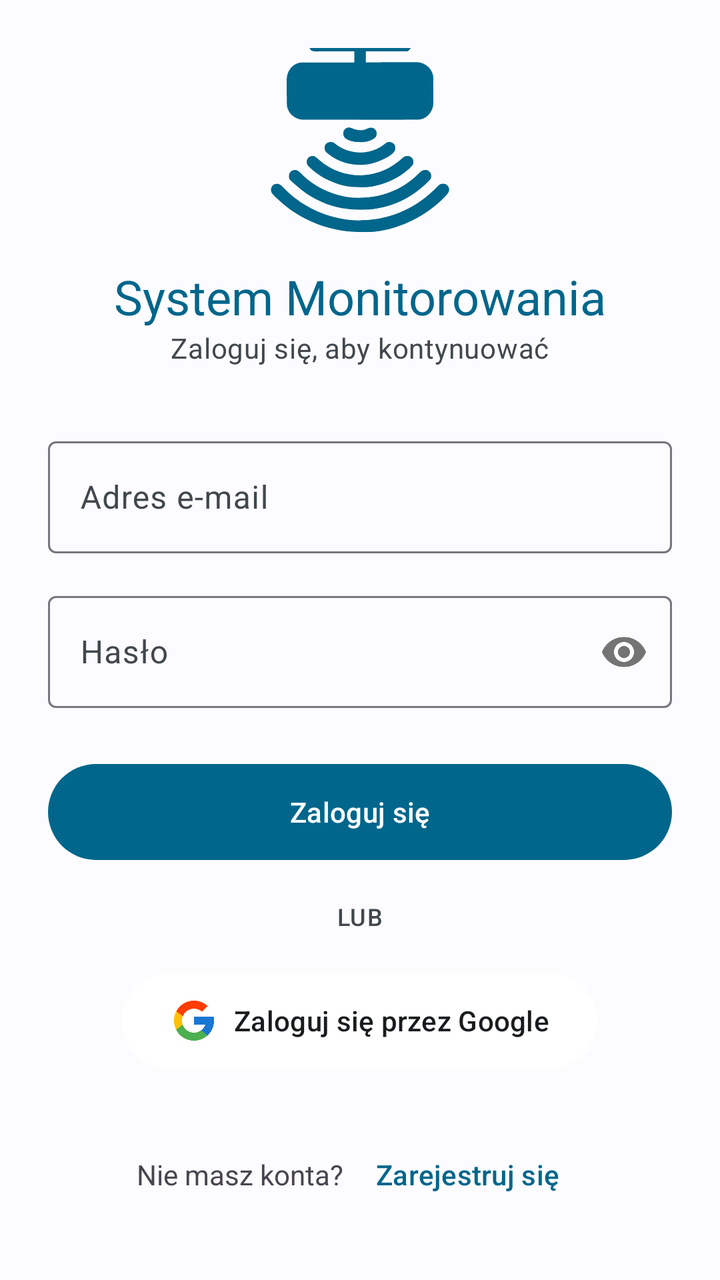
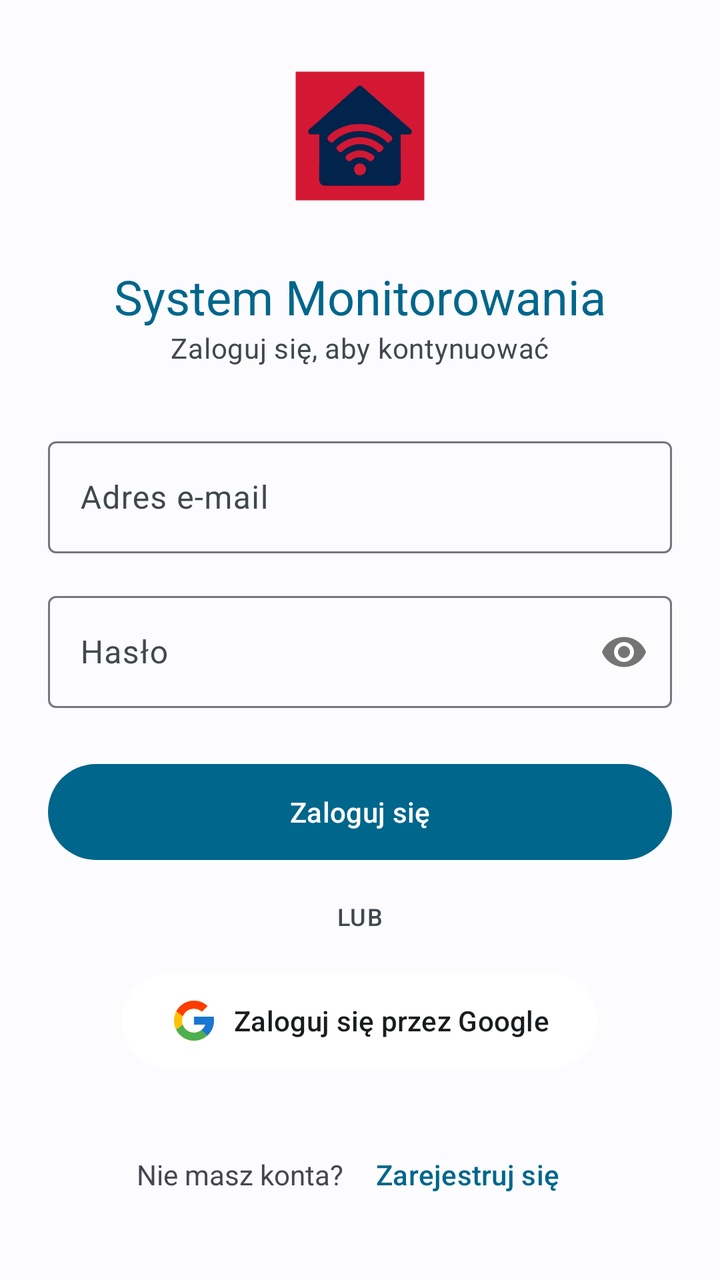

The first picture is an Android layout as it rendered before a commit; the second is the same layout after the commit. The layout source and the unified diff follow.
<!-- AndroidManifest.xml: application theme Theme.Bazunia -->
<!-- res/layout/activity_login.xml -->
<?xml version="1.0" encoding="utf-8"?>
<LinearLayout xmlns:android="http://schemas.android.com/apk/res/android"
    xmlns:app="http://schemas.android.com/apk/res-auto"
    xmlns:tools="http://schemas.android.com/tools"
    android:layout_width="match_parent"
    android:layout_height="match_parent"
    android:gravity="center"
    android:orientation="vertical"
    android:padding="24dp"
    tools:context=".ui.LoginActivity">

    <LinearLayout
        android:id="@+id/logoSection"
        android:layout_width="wrap_content"
        android:layout_height="wrap_content"
        android:gravity="center"
        android:orientation="vertical">
        <ImageView
            android:id="@+id/logoImageView"
            android:layout_width="96dp"
            android:layout_height="96dp"
            android:src="@drawable/ic_sensor"
            app:tint="?attr/colorPrimary"
            android:contentDescription="@string/app_logo_description" />
        <TextView
            android:id="@+id/titleTextView"
            android:layout_width="wrap_content"
            android:layout_height="wrap_content"
            android:layout_marginTop="16dp"
            android:text="@string/monitoring_system_title"
            android:textAppearance="@style/TextAppearance.Material3.HeadlineSmall"
            android:textColor="?attr/colorPrimary" />
        <TextView
            android:id="@+id/subtitleTextView"
            android:layout_width="wrap_content"
            android:layout_height="wrap_content"
            android:layout_marginBottom="32dp"
            android:text="@string/login_to_continue"
            android:textAppearance="@style/TextAppearance.Material3.BodyMedium"
            android:textColor="?attr/colorOnSurfaceVariant" />
    </LinearLayout>

    <LinearLayout
        android:id="@+id/emailLoginSection"
        android:layout_width="match_parent"
        android:layout_height="wrap_content"
        android:orientation="vertical">

        <com.google.android.material.textfield.TextInputLayout
            android:id="@+id/textInputLayoutEmail"
            android:layout_width="match_parent"
            android:layout_height="wrap_content"
            style="@style/Widget.Material3.TextInputLayout.OutlinedBox"
            android:layout_marginBottom="16dp"
            android:hint="@string/login_email_hint">
            <com.google.android.material.textfield.TextInputEditText
                android:id="@+id/editTextEmail"
                android:layout_width="match_parent"
                android:layout_height="wrap_content"
                android:minHeight="?attr/appButtonHeight"
                android:inputType="textEmailAddress" />
        </com.google.android.material.textfield.TextInputLayout>

        <com.google.android.material.textfield.TextInputLayout
            android:id="@+id/textInputLayoutPassword"
            android:layout_width="match_parent"
            android:layout_height="wrap_content"
            style="@style/Widget.Material3.TextInputLayout.OutlinedBox"
            android:layout_marginBottom="24dp"
            app:passwordToggleEnabled="true"
            android:hint="@string/login_password_hint">
            <com.google.android.material.textfield.TextInputEditText
                android:id="@+id/editTextPassword"
                android:layout_width="match_parent"
                android:layout_height="wrap_content"
                android:minHeight="?attr/appButtonHeight"
                android:inputType="textPassword" />
        </com.google.android.material.textfield.TextInputLayout>

        <com.google.android.material.button.MaterialButton
            android:id="@+id/btnLogin"
            android:layout_width="match_parent"
            android:layout_height="wrap_content"
            android:minHeight="?attr/appButtonHeight"
            android:paddingTop="12dp"
            android:paddingBottom="12dp"
            android:text="@string/login_button_text"
            style="@style/Widget.Material3.Button" />

        <TextView
            android:layout_width="wrap_content"
            android:layout_height="wrap_content"
            android:layout_gravity="center"
            android:layout_marginTop="16dp"
            android:layout_marginBottom="16dp"
            android:text="@string/lub"
            android:textAppearance="@style/TextAppearance.Material3.LabelMedium"
            android:textColor="?attr/colorOnSurfaceVariant" />

    </LinearLayout>

    <com.google.android.material.button.MaterialButton
        android:id="@+id/btnGoogleSignIn"
        android:layout_width="wrap_content"
        android:layout_height="wrap_content"
        android:minHeight="?attr/appButtonHeight"
        android:layout_gravity="center"
        android:text="@string/sign_in_with_google"
        android:paddingStart="24dp"
        android:paddingEnd="24dp"
        android:textAllCaps="false"
        android:textColor="?attr/colorOnSurface"
        app:backgroundTint="@color/white"
        app:icon="@drawable/ic_google"
        app:iconSize="?attr/appIconSize"
        app:iconGravity="textStart"
        app:iconTint="@null" />

    <LinearLayout
        android:id="@+id/registerLinkSection"
        android:layout_width="wrap_content"
        android:layout_height="wrap_content"
        android:orientation="horizontal"
        android:layout_marginTop="24dp"
        android:gravity="center">
        <TextView
            android:layout_width="wrap_content"
            android:layout_height="wrap_content"
            android:text="@string/login_no_account"
            android:layout_marginEnd="4dp"/>
        <com.google.android.material.button.MaterialButton
            android:id="@+id/btnRegisterLink"
            android:layout_width="wrap_content"
            android:layout_height="wrap_content"
            android:minHeight="?attr/appButtonHeight"
            android:text="@string/login_register_button_text"
            style="@style/Widget.Material3.Button.TextButton" />
    </LinearLayout>

    <com.google.android.material.button.MaterialButton
        android:id="@+id/btnForgotPassword"
        android:layout_width="wrap_content"
        android:layout_height="wrap_content"
        android:minHeight="?attr/appButtonHeight"
        android:layout_marginTop="8dp"
        android:text="@string/login_forgot_password"
        style="@style/Widget.Material3.Button.TextButton" />


    <LinearLayout
        android:id="@+id/twoFaLoginSection"
        android:layout_width="match_parent"
        android:layout_height="wrap_content"
        android:orientation="vertical"
        android:gravity="center_horizontal"
        android:visibility="gone"
        tools:visibility="visible">
        <TextView
            android:layout_width="wrap_content"
            android:layout_height="wrap_content"
            android:text="@string/login_2fa_title" android:textAppearance="@style/TextAppearance.Material3.TitleMedium"
            android:layout_marginBottom="8dp"/>
        <TextView
            android:layout_width="wrap_content"
            android:layout_height="wrap_content"
            android:text="@string/login_2fa_subtitle" android:gravity="center"
            android:layout_marginBottom="16dp"/>
        <com.google.android.material.textfield.TextInputLayout
            android:id="@+id/textInputLayoutLogin2FA"
            android:layout_width="match_parent"
            android:layout_height="wrap_content"
            style="@style/Widget.Material3.TextInputLayout.OutlinedBox"
            android:layout_marginBottom="8dp"
            android:maxWidth="250dp"
            android:hint="@string/login_2fa_code_hint">
            <com.google.android.material.textfield.TextInputEditText
                android:id="@+id/editTextLogin2FA"
                android:layout_width="match_parent"
                android:layout_height="wrap_content"
                android:minHeight="?attr/appButtonHeight"
                android:inputType="number"
                android:maxLength="6"/>
        </com.google.android.material.textfield.TextInputLayout>
        <com.google.android.material.button.MaterialButton
            android:id="@+id/btnVerifyLogin2FA"
            android:layout_width="wrap_content"
            android:layout_height="wrap_content"
            android:minHeight="?attr/appButtonHeight"
            android:text="@string/login_2fa_verify_button"/>
    </LinearLayout>

    <ProgressBar
        android:id="@+id/loginProgressBar"
        android:layout_width="wrap_content"
        android:layout_height="wrap_content"
        android:layout_marginTop="24dp"
        android:visibility="gone" />

</LinearLayout>
<!-- resources referenced by this layout -->
<resources>
  <color name="white">#FFFFFFFF</color>
  <!-- drawable ic_sensor: vector/xml drawable (drawable, 14024 chars, omitted) -->
  <string name="app_logo_description">Logo aplikacji</string>
  <string name="login_2fa_code_hint">Kod 2FA</string>
  <string name="login_2fa_subtitle">Otwórz aplikację Authenticator i wpisz kod:</string>
  <string name="login_2fa_title">Wymagane 2FA</string>
  <string name="login_2fa_verify_button">Zatwierdź kod</string>
  <string name="login_button_text">Zaloguj się</string>
  <string name="login_email_hint">Adres e-mail</string>
  <string name="login_forgot_password">Zapomniałeś hasła?</string>
  <string name="login_no_account">Nie masz konta?</string>
  <string name="login_password_hint">Hasło</string>
  <string name="login_register_button_text">Zarejestruj się</string>
  <string name="login_to_continue">Zaloguj się, aby kontynuować</string>
  <string name="lub">LUB</string>
  <string name="monitoring_system_title">System Monitorowania</string>
  <string name="sign_in_with_google">Zaloguj się przez Google</string>
  <style name="Theme.Bazunia" parent="Base.Theme.Bazunia" />
  <style name="Base.Theme.Bazunia" parent="Theme.Material3.DayNight.NoActionBar">
          <item name="colorPrimary">@color/colorPrimary</item>
          <item name="colorOnPrimary">@color/colorOnPrimary</item>
          <item name="colorPrimaryContainer">@color/colorPrimaryContainer</item>
          <item name="colorOnPrimaryContainer">@color/colorOnPrimaryContainer</item>
          <item name="colorSecondary">@color/colorSecondary</item>
          <item name="colorOnSecondary">@color/colorOnSecondary</item>
          <item name="android:colorBackground">@color/colorBackground</item>
          <item name="colorOnBackground">@color/colorOnBackground</item>
          <item name="colorSurface">@color/colorSurface</item>
          <item name="colorOnSurface">@color/colorOnSurface</item>
          <item name="colorSurfaceVariant">@color/colorSurfaceVariant</item>
          <item name="colorOnSurfaceVariant">@color/colorOnSurfaceVariant</item>
  
          <item name="appButtonHeight">@dimen/button_height_medium</item>
          <item name="appIconSize">@dimen/icon_size_medium</item>
          <item name="appCardCornerRadius">@dimen/corner_radius_medium</item>
  
          <item name="android:alertDialogTheme">@style/Theme.Material3.DayNight.Dialog.Alert</item>
      </style>
  <color name="colorPrimary">#00668B</color>
  <color name="colorOnPrimary">#FFFFFF</color>
  <color name="colorPrimaryContainer">#CDE5FF</color>
  <color name="colorOnPrimaryContainer">#001E2D</color>
  <color name="colorSecondary">#4F616E</color>
  <color name="colorOnSecondary">#FFFFFF</color>
  <color name="colorBackground">#FCFCFF</color>
  <color name="colorOnBackground">#191C1E</color>
  <color name="colorSurface">#FCFCFF</color>
  <color name="colorOnSurface">#191C1E</color>
  <color name="colorSurfaceVariant">#DDE3EA</color>
  <color name="colorOnSurfaceVariant">#41484D</color>
  <dimen name="button_height_medium">56dp</dimen>
  <dimen name="icon_size_medium">24dp</dimen>
  <dimen name="corner_radius_medium">12dp</dimen>
  <!-- unchanged entries left out for length: 1 -->
</resources>

<!-- the commit's change to res/layout/activity_login.xml (unified diff, before → after) -->
@@ -19,8 +19,7 @@
             android:id="@+id/logoImageView"
             android:layout_width="96dp"
             android:layout_height="96dp"
-            android:src="@drawable/ic_sensor"
-            app:tint="?attr/colorPrimary"
+            android:src="@drawable/ic_launcher_foreground"
             android:contentDescription="@string/app_logo_description" />
         <TextView
             android:id="@+id/titleTextView"
<!-- resource entries referenced after the edit -->
@@ -1,7 +1,7 @@
 <!-- resources referenced by this layout -->
 <resources>
   <color name="white">#FFFFFFFF</color>
-  <!-- drawable ic_sensor: vector/xml drawable (drawable, 14024 chars, omitted) -->
+  <!-- drawable ic_launcher_foreground: vector/xml drawable (drawable, 10369 chars, omitted) -->
   <string name="app_logo_description">Logo aplikacji</string>
   <string name="login_2fa_code_hint">Kod 2FA</string>
   <string name="login_2fa_subtitle">Otwórz aplikację Authenticator i wpisz kod:</string>
